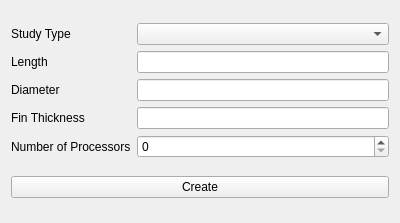
davesrocketshop/Rocket, file Resources/ui/DialogCFD.ui: the form before one commit.
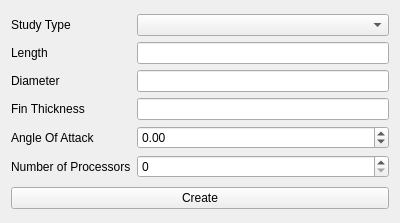
The form after the commit. Custom widgets are drawn as their Qt base class.

Commit message: Add boundary conditions

```diff
--- a/Resources/ui/DialogCFD.ui
+++ b/Resources/ui/DialogCFD.ui
@@ -23,14 +23,14 @@
        </property>
       </widget>
      </item>
-     <item row="4" column="0">
+     <item row="5" column="0">
       <widget class="QLabel" name="label_5">
        <property name="text">
         <string>Number of Processors</string>
        </property>
       </widget>
      </item>
-     <item row="4" column="1">
+     <item row="5" column="1">
       <widget class="Gui::IntSpinBox" name="spinNproc">
        <property name="maximum">
         <number>9999</number>
@@ -65,12 +65,8 @@
        </property>
       </widget>
      </item>
-     <item row="1" column="0">
-      <widget class="QLabel" name="label_2">
-       <property name="text">
-        <string>Length</string>
-       </property>
-      </widget>
+     <item row="0" column="1">
+      <widget class="QComboBox" name="comboStudy"/>
      </item>
      <item row="0" column="0">
       <widget class="QLabel" name="label">
@@ -79,8 +75,29 @@
        </property>
       </widget>
      </item>
-     <item row="0" column="1">
-      <widget class="QComboBox" name="comboStudy"/>
+     <item row="1" column="0">
+      <widget class="QLabel" name="label_2">
+       <property name="text">
+        <string>Length</string>
+       </property>
+      </widget>
+     </item>
+     <item row="4" column="0">
+      <widget class="QLabel" name="label_6">
+       <property name="text">
+        <string>Angle Of Attack</string>
+       </property>
+      </widget>
+     </item>
+     <item row="4" column="1">
+      <widget class="Gui::DoubleSpinBox" name="spinAOA">
+       <property name="minimum">
+        <double>-10.000000000000000</double>
+       </property>
+       <property name="maximum">
+        <double>10.000000000000000</double>
+       </property>
+      </widget>
      </item>
     </layout>
    </item>
@@ -108,6 +125,11 @@
    <extends>QSpinBox</extends>
    <header>Gui/SpinBox.h</header>
   </customwidget>
+  <customwidget>
+   <class>Gui::DoubleSpinBox</class>
+   <extends>QDoubleSpinBox</extends>
+   <header>Gui/SpinBox.h</header>
+  </customwidget>
  </customwidgets>
  <resources/>
  <connections/>
```
The commit also changes 1 other file.
